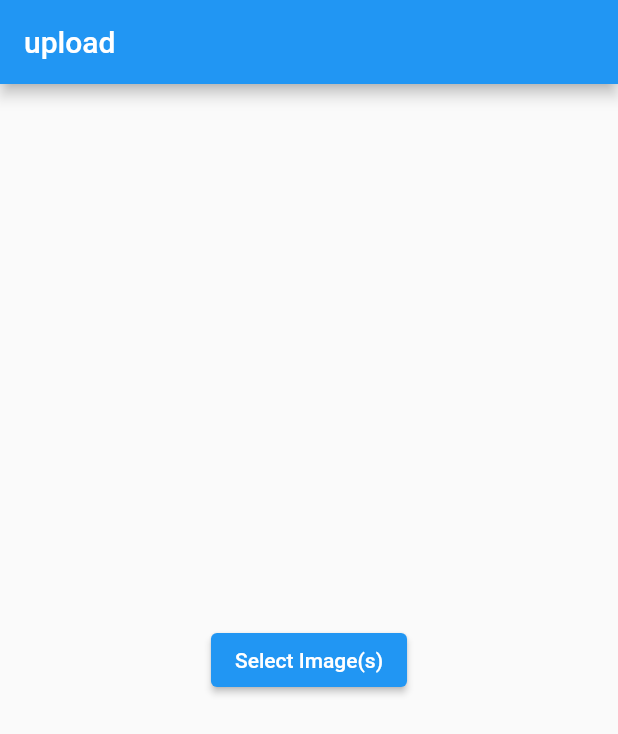
After one commit to disterbia/bloc_go, a Flutter app: the UploadPage screen opened by its route, after a tap on "Select Image(s)", on a phone screen of 412 x 824 dp. The commit adds this screen. Shown: the top 734 px of the screen. Run offline on Flutter 3.47's test engine with Material 2 defaults, Android fonts, the light colour scheme and no system bars; our stand-ins replace bloc, chewie, dio, firebase_core, firebase_storage, flutter_bloc and 4 more; missing offline and left inert: flutter_naver_login, kakao_flutter_sdk; accounts and stored records are empty; network calls fail.

Commit message:
기능구현

```diff
--- /dev/null
+++ b/lib/app/bloc/image_bloc.dart
@@ -0,0 +1,40 @@
+import 'dart:convert';
+import 'dart:io';
+
+import 'package:bloc/bloc.dart';
+import 'package:eatall/app/model/object_data.dart';
+import 'package:eatall/app/repository/image_repository.dart';
+import 'package:image_picker/image_picker.dart';
+
+class ImageBloc extends Bloc<ImageUploadEvent, String> {
+
+  final ImageRepository imageRepository;
+
+  ImageBloc(this.imageRepository) : super("") {
+    on<ImageUploadEvent>((event, emit) async{
+      final picker = ImagePicker();
+      List<ObjectData> objects = [];
+        final pickedFiles = await picker.pickMultiImage();
+        if (pickedFiles != null) {
+          final objectData = ObjectData(
+            title: 'Object Title',
+            description: 'Object Description',
+            imageFiles: [],
+          );
+          for (final pickedFile in pickedFiles) {
+            final bytes = File(pickedFile.path).readAsBytesSync();
+            final encoded = base64Encode(bytes);
+            objectData.imageFiles.add(encoded);
+          }
+          objects.add(objectData);
+          imageRepository.uploadObjects(objects);
+        }
+
+    });
+  }
+}
+class ImageUploadEvent {
+  // final String id;
+  // final String pw;
+  // ImageUploadEvent(this.id,this.pw);
+}
--- /dev/null
+++ b/lib/app/model/object_data.dart
@@ -0,0 +1,13 @@
+class ObjectData {
+  final String title;
+  final String description;
+  final List<String> imageFiles;
+
+  ObjectData({required this.title, required this.description, required this.imageFiles});
+
+  Map<String, dynamic> toJson() => {
+    'title': title,
+    'description': description,
+    'imageFiles': imageFiles,
+  };
+}
--- /dev/null
+++ b/lib/app/repository/image_repository.dart
@@ -0,0 +1,21 @@
+import 'dart:convert';
+
+import 'package:dio/dio.dart';
+import 'package:eatall/app/model/object_data.dart';
+
+class ImageRepository{
+  Future<void> uploadObjects(List<ObjectData> objects) async {
+    try {
+      final dio = Dio();
+      final data = jsonEncode(objects.map((obj) => obj.toJson()).toList());
+      final response = await dio.post(
+        'http://192.168.0.21:8080/multiupload',
+        data: data,
+        options: Options(contentType: 'application/json'),
+      );
+      print(response.data);
+    } catch (e) {
+      print(e);
+    }
+  }
+}
--- a/lib/app/router/custom_go_router.dart
+++ b/lib/app/router/custom_go_router.dart
@@ -1,7 +1,11 @@
+import 'package:eatall/app/bloc/image_bloc.dart';
 import 'package:eatall/app/bloc/login_bloc.dart';
+import 'package:eatall/app/repository/image_repository.dart';
 import 'package:eatall/app/repository/login_repository.dart';
 import 'package:eatall/app/view/splash_page.dart';
 import 'package:eatall/app/view/login_page.dart';
+import 'package:eatall/app/view/upload_page.dart';
+import 'package:eatall/app/view/videostream.dart';
 import 'package:flutter/cupertino.dart';
 import 'package:flutter_bloc/flutter_bloc.dart';
 import 'package:go_router/go_router.dart';
@@ -9,6 +13,8 @@ import 'package:go_router/go_router.dart';
 class MyRoutes {
   static const SPLASH = '/';
   static const Login = '/login';
+  static const UPLOAD = '/upload';
+  static const VIDEO = '/video';
 
 }
 
@@ -22,6 +28,10 @@ class MyPages {
           builder: (context, state) => SplashScreen()
       ),
       GoRoute(
+          path: MyRoutes.VIDEO,
+          builder: (context, state) => VideoScreen()
+      ),
+      GoRoute(
           path: MyRoutes.Login,
           builder: (context, state) => RepositoryProvider(
               create: (context) => LoginRepository(),
@@ -29,6 +39,14 @@ class MyPages {
                   create: (context) => LoginBloc(context.read<LoginRepository>()),
                   child: LoginPage()))
       ),
+      GoRoute(
+          path: MyRoutes.UPLOAD,
+          builder: (context, state) => RepositoryProvider(
+              create: (context) => ImageRepository(),
+              child: BlocProvider(
+                  create: (context) => ImageBloc(context.read<ImageRepository>()),
+                  child: UploadPage(title: 'upload',)))
+      ),
     ],
   );
 }
--- a/lib/app/view/splash_page.dart
+++ b/lib/app/view/splash_page.dart
@@ -14,7 +14,7 @@ class SplashScreen extends StatelessWidget {
         body: BlocListener<SplashBloc,bool>(
           listenWhen: (previous, current) => current,
           listener: (context,state) {
-            context.go("/login");
+            context.pushReplacement("/video");
           },
           child:Center(
         child: Image.asset("assets/product_img2.jpeg"),
--- /dev/null
+++ b/lib/app/view/upload_page.dart
@@ -0,0 +1,29 @@
+import 'package:eatall/app/bloc/image_bloc.dart';
+import 'package:flutter/material.dart';
+import 'package:flutter_bloc/flutter_bloc.dart';
+
+class UploadPage extends StatelessWidget {
+  UploadPage({required this.title});
+
+  final String title;
+
+  @override
+  Widget build(BuildContext context) {
+    return Scaffold(
+      appBar: AppBar(
+        title: Text(title),
+      ),
+      body: Center(
+        child: Column(
+          mainAxisAlignment: MainAxisAlignment.center,
+          children: <Widget>[
+            ElevatedButton(
+              onPressed:()=> context.read<ImageBloc>().add(ImageUploadEvent()),
+              child: Text('Select Image(s)'),
+            ),
+          ],
+        ),
+      ),
+    );
+  }
+}
```
Also changed, not shown: lib/app/view/chat_page.dart (added, +94 -0 lines), lib/app/view/login_page.dart (+89 -0 lines), lib/app/view/videostream.dart (added, +109 -0 lines), lib/app/widget/apple_sigin_button.dart (added, +60 -0 lines), lib/app/widget/google_signin_button.dart (added, +56 -0 lines), lib/main.dart (+6 -10 lines), pubspec.yaml (+12 -1 lines), pubspec.lock, 18 other files.
